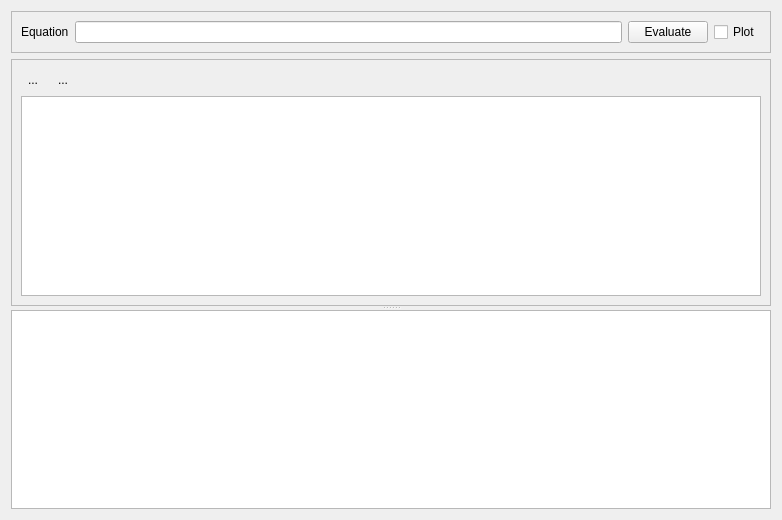
Old version of the form ui/AWGChannel.ui in the repository MonroeQuantumNetworks/IonControl.
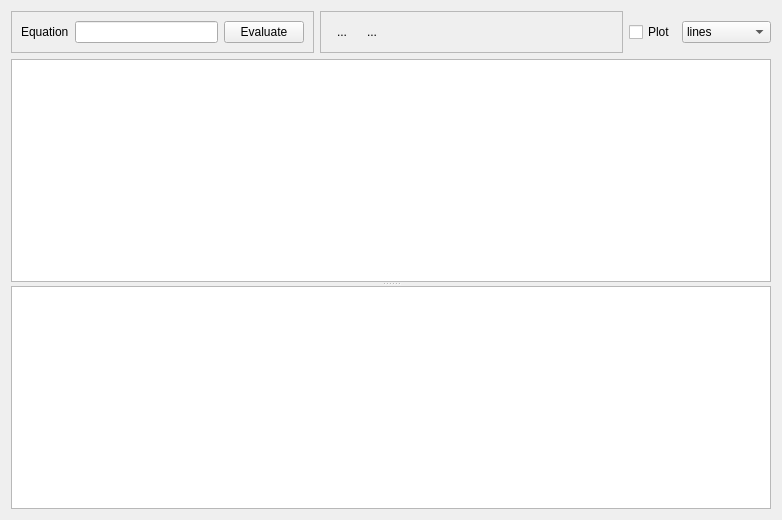
New version of the form. Icons and pictures are not drawn. Custom widgets are drawn as their Qt base class.

Commit message: add plotStyle option

What changed in the file:
```diff
--- a/ui/AWGChannel.ui
+++ b/ui/AWGChannel.ui
@@ -13,7 +13,9 @@
   <property name="windowTitle">
    <string>Form</string>
   </property>
-  <layout class="QVBoxLayout" name="verticalLayout_2">
+  <layout class="QVBoxLayout" name="verticalLayout">
+   <item>
+    <layout class="QHBoxLayout" name="horizontalLayout_5">
    <item>
     <widget class="QFrame" name="equationFrame">
      <property name="frameShape">
@@ -40,31 +42,18 @@
         </property>
        </widget>
       </item>
-      <item>
-       <widget class="QCheckBox" name="plotCheckbox">
-        <property name="text">
-         <string>Plot</string>
-        </property>
-       </widget>
-      </item>
      </layout>
     </widget>
    </item>
    <item>
-    <widget class="QSplitter" name="splitter">
-     <property name="orientation">
-      <enum>Qt::Vertical</enum>
-     </property>
-     <widget class="QFrame" name="segmentFrame">
+      <widget class="QFrame" name="addRemoveSegmentFrame">
       <property name="frameShape">
        <enum>QFrame::StyledPanel</enum>
       </property>
       <property name="frameShadow">
        <enum>QFrame::Raised</enum>
       </property>
-      <layout class="QVBoxLayout" name="verticalLayout">
-       <item>
-        <layout class="QHBoxLayout" name="horizontalLayout_4">
+       <layout class="QHBoxLayout" name="horizontalLayout_2">
          <item>
           <widget class="QToolButton" name="addSegmentButton">
            <property name="toolTip">
@@ -113,12 +102,46 @@
           </spacer>
          </item>
         </layout>
+      </widget>
        </item>
        <item>
+      <layout class="QHBoxLayout" name="horizontalLayout_4">
+       <item>
+        <widget class="QCheckBox" name="plotCheckbox">
+         <property name="text">
+          <string>Plot</string>
+         </property>
+        </widget>
+       </item>
+       <item>
+        <widget class="QComboBox" name="styleComboBox">
+         <item>
+          <property name="text">
+           <string>lines</string>
+          </property>
+         </item>
+         <item>
+          <property name="text">
+           <string>points</string>
+          </property>
+         </item>
+         <item>
+          <property name="text">
+           <string>linespoints</string>
+          </property>
+         </item>
+        </widget>
+       </item>
+      </layout>
+     </item>
+    </layout>
+   </item>
+   <item>
+    <widget class="QSplitter" name="splitter">
+     <property name="orientation">
+      <enum>Qt::Vertical</enum>
+     </property>
         <widget class="QTableView" name="segmentView"/>
-       </item>
-      </layout>
-     </widget>
      <widget class="CoordinatePlotWidget" name="plot"/>
     </widget>
    </item>
```
Lines whose indentation alone changed are shown as unchanged. The commit also changes 2 other files.
